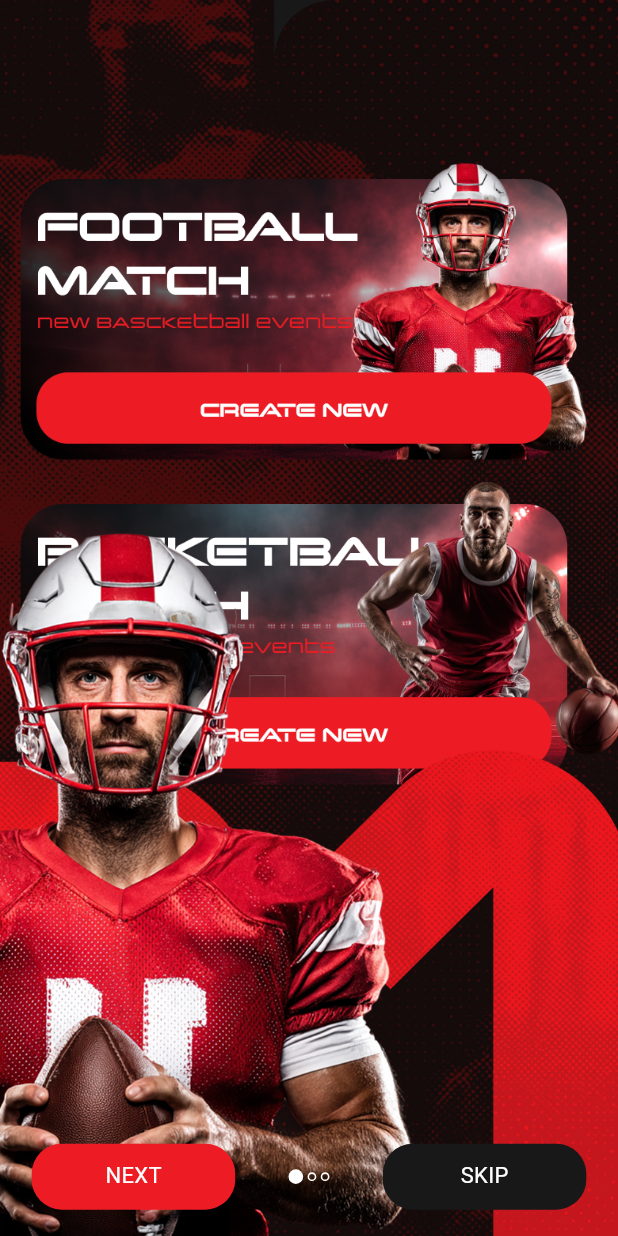
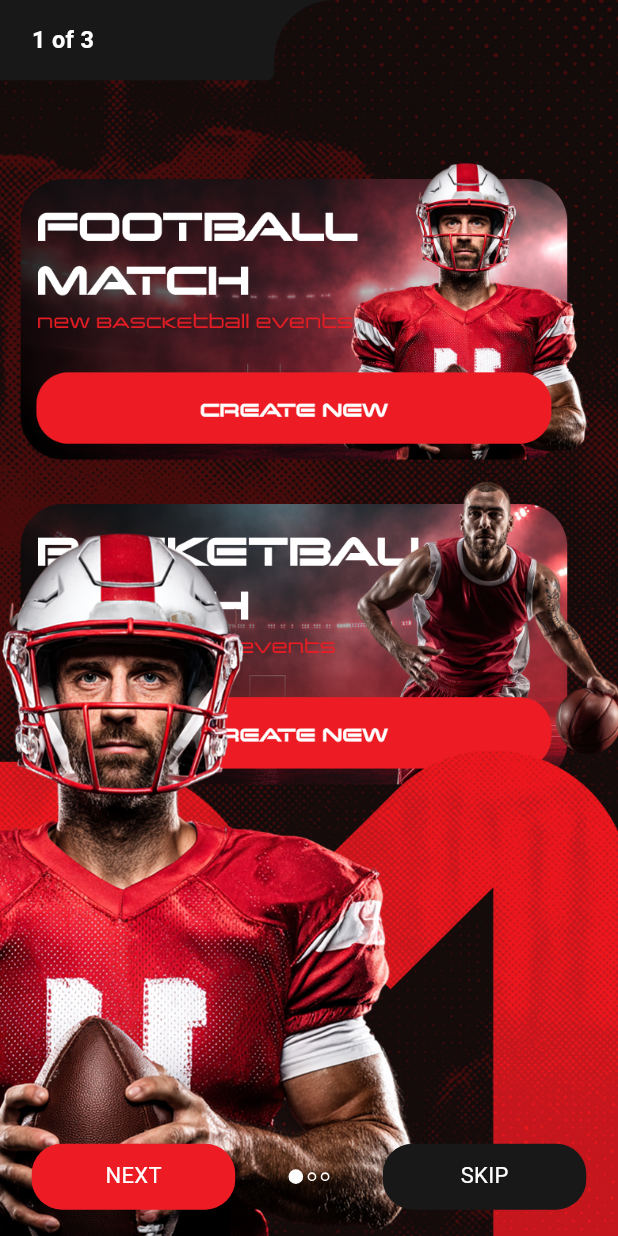
Before and after one commit to ArcPucci/football_bet, a Flutter app: the screen it shows after launch, on a phone screen of 412 x 824 dp. Run offline on Flutter 3.47's test engine with Material 3 defaults, Android fonts, the phone set to English and light mode, and no system bars; our stand-ins replace carousel_slider, flutter_screenutil, go_router, image_picker, share_plus, shared_preferences and 1 more; accounts and stored records are empty; Roboto replaces fonts that are missing (ChangelingNeo, ChangelingNeoStencil).

Commit message:
bug fix 1.0

```diff
--- a/lib/widgets/clippers/app_bar_clipper.dart
+++ b/lib/widgets/clippers/app_bar_clipper.dart
@@ -27,9 +27,9 @@ class AppBarClipper extends CustomClipper<Path> {
       RRect.fromRectAndCorners(
         Rect.fromLTWH(
           0,
-          size.height - cutRectHeight,
+          0,
           size.width - cutRectWidth,
-          size.height - cutRectHeight,
+          size.height,
         ),
         bottomRight: Radius.circular(5),
       ),
--- a/lib/widgets/custom_app_bar.dart
+++ b/lib/widgets/custom_app_bar.dart
@@ -59,7 +59,8 @@ class CustomAppBar extends StatelessWidget {
             ),
           ),
         ),
-        if (child != null) Positioned(right: 0, bottom: 0, child: child!),
+        if (child != null)
+          Positioned(width: 218.w, right: 0, bottom: 0, child: child!),
       ],
     );
   }
```
Also changed, not shown: lib/widgets/buttons/profile_buttons.dart (+8 -3 lines).
